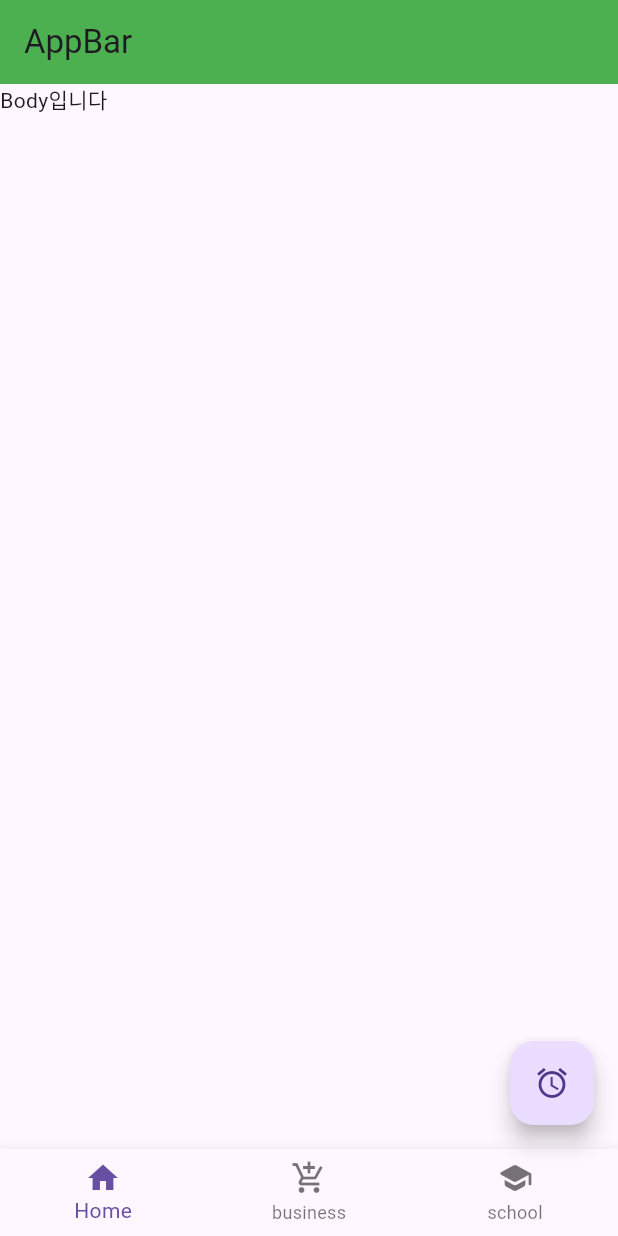
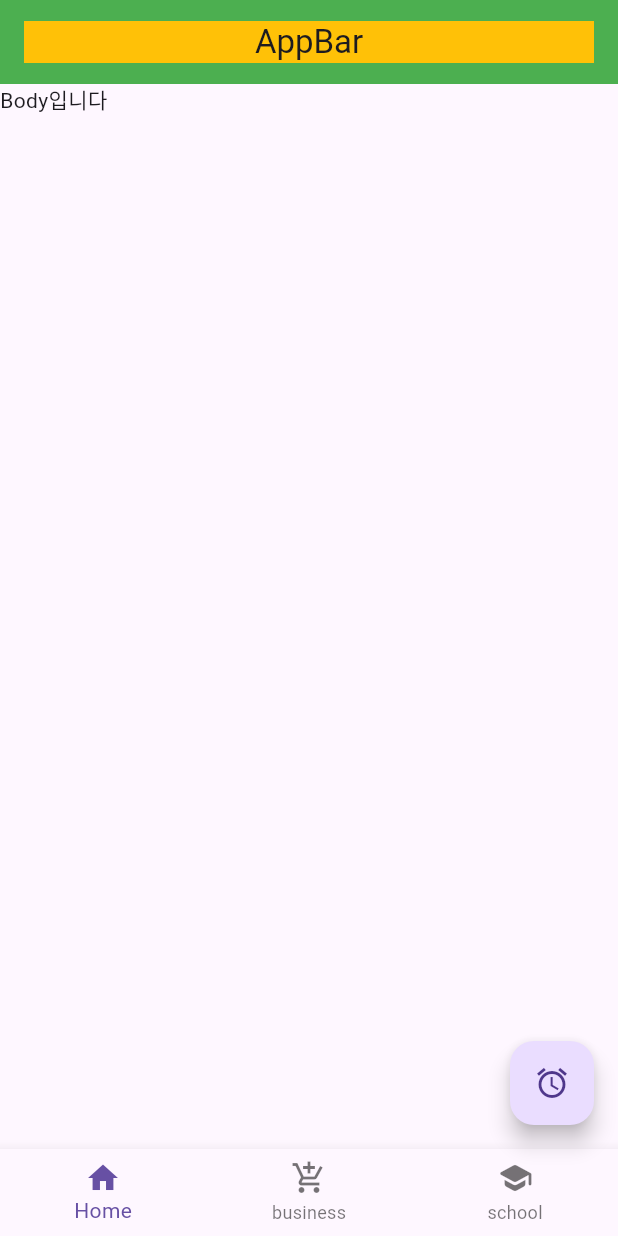
Before and after one commit to ruah0807/language-dart, a Flutter app: the screen it shows after launch, on a phone screen of 412 x 824 dp. Run offline on Flutter 3.47's test engine with Material 3 defaults, Android fonts, the phone set to English and light mode, and no system bars.

Commit message:
MatarialApp2

```diff
--- a/chap01_flutter_basic/lib/main.dart
+++ b/chap01_flutter_basic/lib/main.dart
@@ -21,7 +21,10 @@ class MyApp extends StatelessWidget {
         ),
         home: Scaffold(
           appBar: AppBar(
-            title: Text('AppBar'),
+            title: Container(
+              color: Colors.amber,
+              child: Center(child: Text('AppBar')),
+            ),
             backgroundColor: Colors.green,
           ),
           body: Text('Body입니다'),
```
